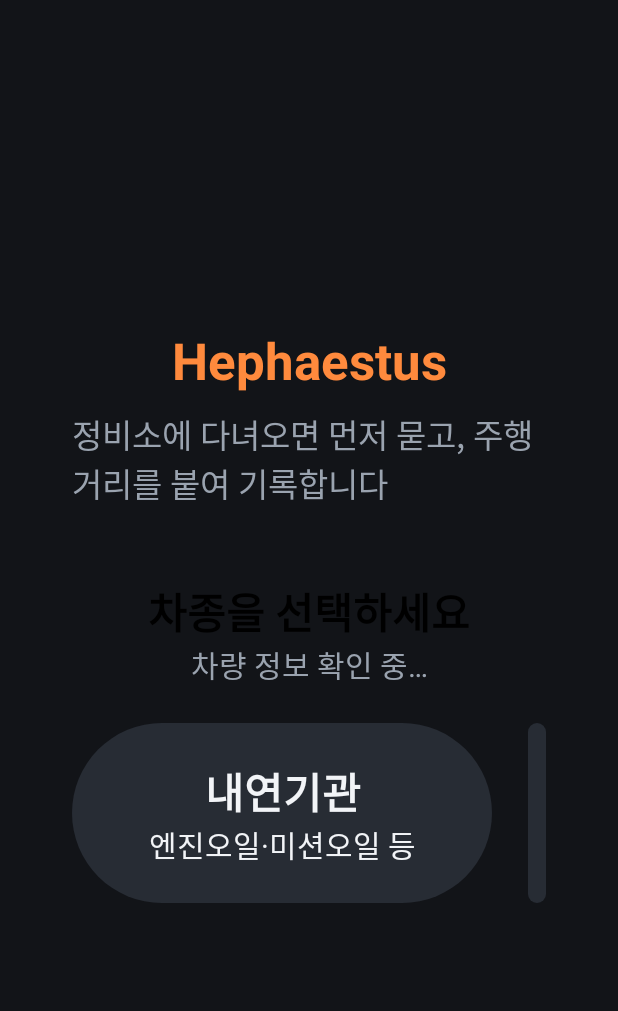
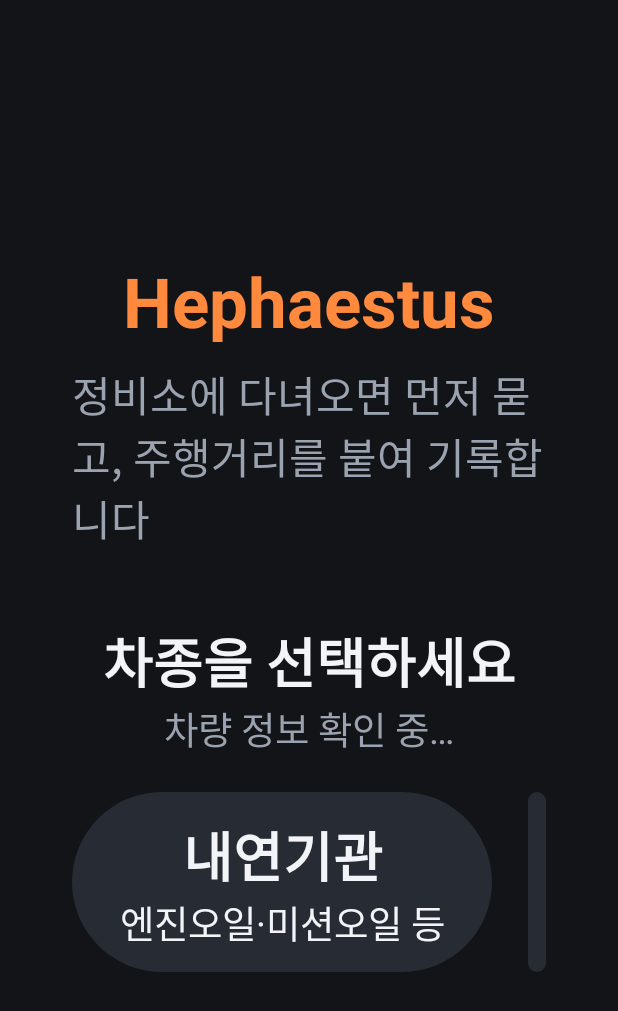
Before and after one commit to torque-pleos/hephaestus, an Android app built with Jetpack Compose: the screen it shows after launch (MainActivity), on a phone screen of 412 x 824 dp. Shown: the top 1011 px of the screen. Run offline under Robolectric (Android 15) with nearby library versions, the phone set to English and light mode, and no system bars; libraries missing offline, so code that uses them is left out: ai.pleos.playground.

Commit message:
Fix detection on device and avoid repeat prompts
- Add CAR_INFO permission (battery capacity → powertrain guess)
- Provide content color via Surface; larger type for the car display
- Skip a prompt at the same place within 6 hours

```diff
--- a/app/src/main/AndroidManifest.xml
+++ b/app/src/main/AndroidManifest.xml
@@ -9,6 +9,8 @@
     <uses-permission android:name="pleos.car.permission.CAR_DRIVE" />
     <uses-permission android:name="pleos.car.permission.CAR_ENERGY" />
     <uses-permission android:name="pleos.car.permission.CAR_SAFETY" />
+    <!-- 배터리 용량(INFO_EV_BATTERY_CAPACITY) → 차종 추정 -->
+    <uses-permission android:name="pleos.car.permission.CAR_INFO" />
     <!-- NaviHelper: 현재 위치·목적지 조회, 데모 목적지 설정 -->
     <uses-permission android:name="pleos.car.permission.NAVI_ROUTE" />
     <uses-permission android:name="pleos.car.permission.NAVI_ROUTE_SEARCH" />
--- a/app/src/main/java/com/zigae/hephaestus/data/Repository.kt
+++ b/app/src/main/java/com/zigae/hephaestus/data/Repository.kt
@@ -50,7 +50,7 @@ class Repository(context: Context) {
 
     fun deleteRecord(id: String) = update { d -> d.copy(records = d.records.filterNot { it.id == id }) }
 
-    fun addPrompt(p: VisitPrompt) = update { it.copy(prompts = it.prompts + p) }
+    fun addPrompt(p: VisitPrompt) = update { it.copy(prompts = it.prompts + p, lastPrompt = p) }
 
     fun dismissPrompt(id: String) = update { d -> d.copy(prompts = d.prompts.filterNot { it.id == id }) }
 
--- a/app/src/main/java/com/zigae/hephaestus/service/Detector.kt
+++ b/app/src/main/java/com/zigae/hephaestus/service/Detector.kt
@@ -5,6 +5,7 @@ import com.zigae.hephaestus.data.Repository
 import com.zigae.hephaestus.domain.DueLevel
 import com.zigae.hephaestus.domain.Gear
 import com.zigae.hephaestus.domain.LatLon
+import com.zigae.hephaestus.domain.PromptCooldown
 import com.zigae.hephaestus.domain.Reminders
 import com.zigae.hephaestus.domain.ShopHit
 import com.zigae.hephaestus.domain.ShopRules
@@ -118,6 +119,10 @@ class Detector(
     }
 
     private fun emit(p: VisitPrompt) {
+        if (PromptCooldown.blocks(p, repo.data.value.lastPrompt)) {
+            Log.i(TAG, "prompt skipped (asked here recently): ${p.shopName}")
+            return
+        }
         Log.i(TAG, "prompt: ${p.shopName} at ${p.odometerKm}km (${p.source})")
         repo.addPrompt(p)
         notifier.visit(p)
--- a/app/src/main/java/com/zigae/hephaestus/ui/HephApp.kt
+++ b/app/src/main/java/com/zigae/hephaestus/ui/HephApp.kt
@@ -1,6 +1,5 @@
 package com.zigae.hephaestus.ui
 
-import androidx.compose.foundation.background
 import androidx.compose.foundation.layout.Arrangement
 import androidx.compose.foundation.layout.Box
 import androidx.compose.foundation.layout.Column
@@ -17,6 +16,7 @@ import androidx.compose.material3.ButtonDefaults
 import androidx.compose.material3.MaterialTheme
 import androidx.compose.material3.NavigationRail
 import androidx.compose.material3.NavigationRailItem
+import androidx.compose.material3.Surface
 import androidx.compose.material3.Text
 import androidx.compose.runtime.Composable
 import androidx.compose.runtime.getValue
@@ -40,7 +40,7 @@ private enum class Tab(val label: String, val glyph: String) {
 fun HephApp(graph: AppGraph) {
     HephTheme {
         val data by graph.repo.data.collectAsStateWithLifecycle()
-        Box(Modifier.fillMaxSize().background(Palette.bg)) {
+        Surface(Modifier.fillMaxSize(), color = Palette.bg, contentColor = Palette.text) {
             val mode = data.mode
             if (mode == null) {
                 ModeSetup(detected = data.detectedMode, onPick = graph.repo::setMode)
--- a/app/src/main/java/com/zigae/hephaestus/ui/Theme.kt
+++ b/app/src/main/java/com/zigae/hephaestus/ui/Theme.kt
@@ -24,12 +24,12 @@ object Palette {
 
 // 차량 화면은 멀리서 보므로 기본 글자를 크게 잡는다.
 private val type = Typography(
-    headlineMedium = TextStyle(fontSize = 34.sp, fontWeight = FontWeight.Bold),
-    titleLarge = TextStyle(fontSize = 28.sp, fontWeight = FontWeight.SemiBold),
-    titleMedium = TextStyle(fontSize = 24.sp, fontWeight = FontWeight.SemiBold),
-    bodyLarge = TextStyle(fontSize = 22.sp),
-    bodyMedium = TextStyle(fontSize = 20.sp),
-    labelLarge = TextStyle(fontSize = 22.sp, fontWeight = FontWeight.SemiBold),
+    headlineMedium = TextStyle(fontSize = 46.sp, fontWeight = FontWeight.Bold),
+    titleLarge = TextStyle(fontSize = 36.sp, fontWeight = FontWeight.SemiBold),
+    titleMedium = TextStyle(fontSize = 31.sp, fontWeight = FontWeight.SemiBold),
+    bodyLarge = TextStyle(fontSize = 28.sp),
+    bodyMedium = TextStyle(fontSize = 25.sp),
+    labelLarge = TextStyle(fontSize = 28.sp, fontWeight = FontWeight.SemiBold),
 )
 
 @Composable
```
Also changed, not shown: app/src/main/java/com/zigae/hephaestus/data/AppData.kt (+15 -11 lines), app/src/main/java/com/zigae/hephaestus/domain/VisitTracker.kt (+11 -0 lines), 2 other files.
